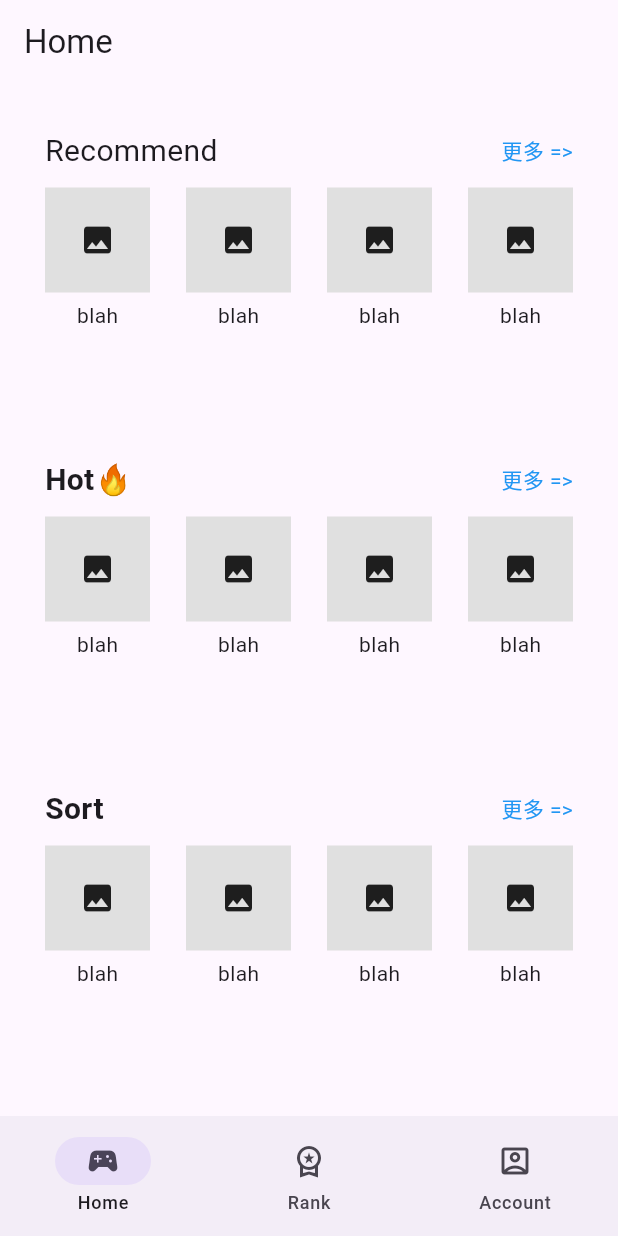
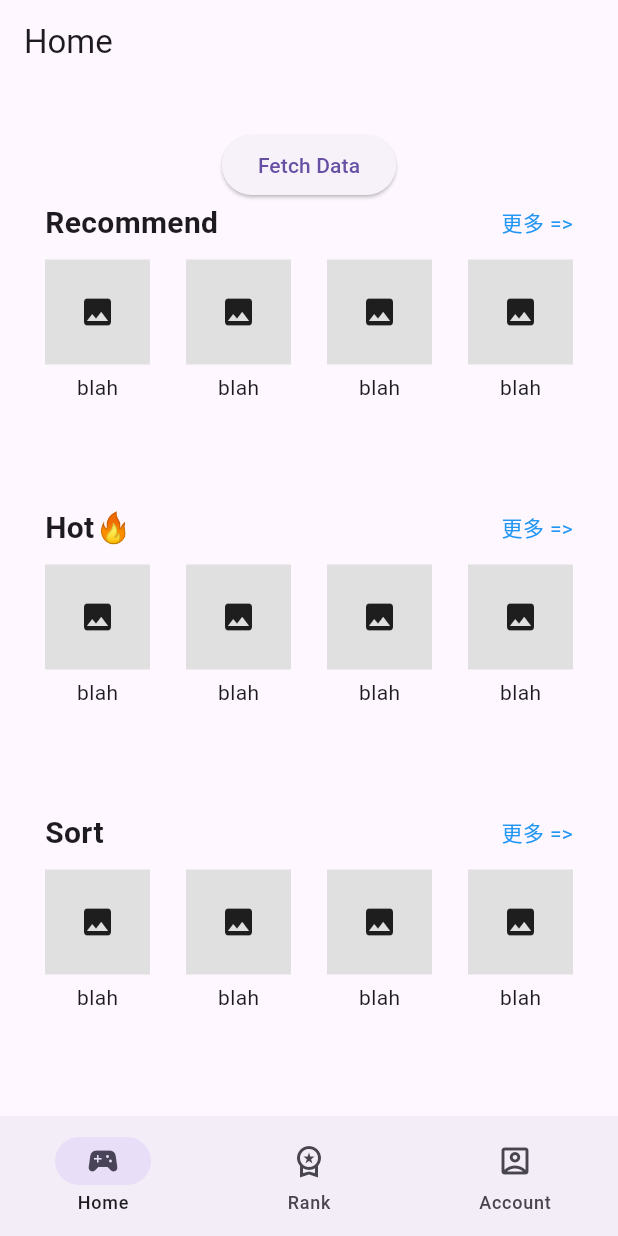
Before and after one commit to hungry-henry/Rhythm-Riddle, a Flutter app: the screen it shows after launch, after a tap on "Login", after a tap on "try without an account", on a phone screen of 412 x 824 dp. Run offline on Flutter 3.47's test engine with Material 3 defaults, Android fonts, the light colour scheme and no system bars; our stand-ins replace flutter_secure_storage; network calls fail; Roboto replaces fonts that are missing (MPlusRounded1c).

Commit message:
home.dart: Add get_playlist function

```diff
--- a/lib/pages/home.dart
+++ b/lib/pages/home.dart
@@ -1,6 +1,8 @@
 import 'package:flutter/material.dart';
 import '../generated/l10n.dart';
 import 'package:flutter_secure_storage/flutter_secure_storage.dart';
+import 'package:http/http.dart' as http;
+import 'dart:convert';
 
 const storage = FlutterSecureStorage();
 
@@ -12,6 +14,7 @@ class Home extends StatefulWidget{
 
 class _HomeState extends State<Home> {
   int currentPageIndex = 0;
+  List playlists = [];
 
   Future<void> getData() async {
     print(await storage.read(key: 'username'));
@@ -23,6 +26,28 @@ class _HomeState extends State<Home> {
     await storage.delete(key: 'password');
     if(!context.mounted) return;
     Navigator.pushNamed(context, 'login');
+  }
+
+  Future<void> get_playlist() async {
+    final response = await http.post(
+      Uri.parse('http://hungryhenry.xyz/api/get_playlist.php'),
+      headers: <String, String>{
+        'Content-Type': 'application/json; charset=UTF-8'
+      }
+    );
+
+    if (response.statusCode == 200) {
+      print(response.body);
+      List<dynamic> data = jsonDecode(response.body)['data'];
+      for(var playlist in data){
+        print(playlist);
+      }
+    }else {
+      // 未知错误
+      setState((){
+        print(response.body);
+      });
+    }
   }
 
   @override
@@ -72,6 +97,10 @@ class _HomeState extends State<Home> {
           child:
           Column(
             children: [
+              ElevatedButton(
+                onPressed: get_playlist,
+                child: Text('Fetch Data'),
+              ),
 
             // 推荐
             Expanded(child:
@@ -82,7 +111,7 @@ class _HomeState extends State<Home> {
                     Row(
                       mainAxisAlignment: MainAxisAlignment.spaceBetween,
                       children: [
-                        Text(S.current.recm, style: const TextStyle(fontSize: 20, fontFamily: "MPlusRounded1c")),
+                        Text(S.current.recm, style: const TextStyle(fontSize: 20, fontWeight: FontWeight.bold)),
                         const Text('更多 =>', style: TextStyle(color: Colors.blue)),
                       ],
                     ),
--- a/lib/pages/login.dart
+++ b/lib/pages/login.dart
@@ -114,7 +114,7 @@ class _LoginPageState extends State<LoginPage> {
                 padding: const EdgeInsets.only(left: 25, bottom:20),
                 child: Text(
                   loginText,
-                  style: const TextStyle(fontSize: 42, fontFamily: "MPlusRounded1c"),
+                  style: const TextStyle(fontSize: 42),
                 ),
               ),
               SingleChildScrollView(
--- a/pubspec.yaml
+++ b/pubspec.yaml
@@ -99,5 +99,7 @@ fonts:
   - family: MPlusRounded1c
     fonts:
       - asset: fonts/MPLUSRounded1c-Regular.ttf
+
+
 flutter_intl:
   enabled: true
```
